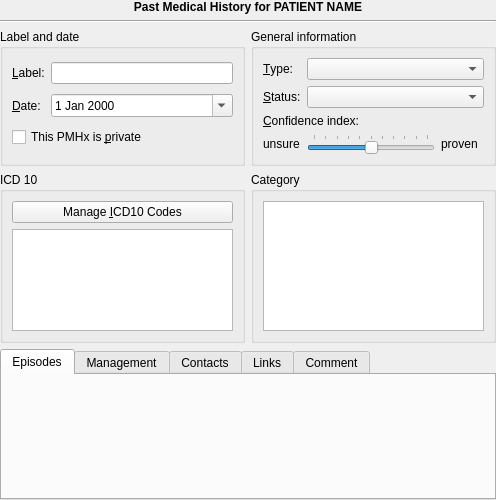
This is plugins/pmhplugin/pmhviewer.ui in FreeHealth/freehealth as Qt 5 draws it before an edit. The edited form follows.
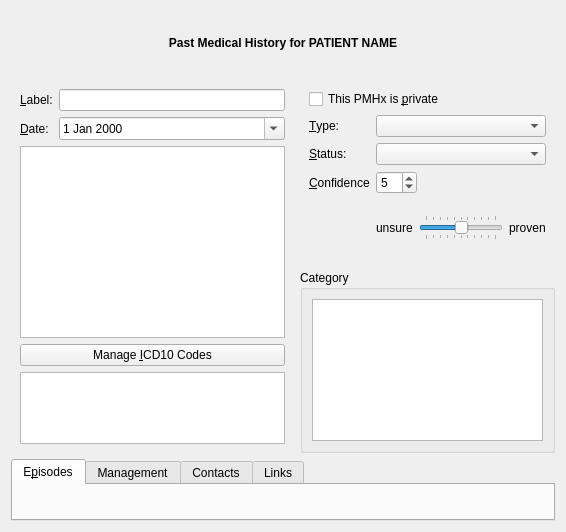
This is the edited form. Custom widgets are drawn as their Qt base class.

Patch:
```diff
--- a/plugins/pmhplugin/pmhviewer.ui
+++ b/plugins/pmhplugin/pmhviewer.ui
@@ -6,57 +6,37 @@
    <rect>
     <x>0</x>
     <y>0</y>
-    <width>496</width>
-    <height>500</height>
+    <width>566</width>
+    <height>532</height>
    </rect>
   </property>
+  <property name="sizePolicy">
+   <sizepolicy hsizetype="Preferred" vsizetype="Minimum">
+    <horstretch>0</horstretch>
+    <verstretch>0</verstretch>
+   </sizepolicy>
+  </property>
   <property name="windowTitle">
    <string>Form</string>
   </property>
-  <layout class="QGridLayout" name="gridLayout">
-   <property name="leftMargin">
-    <number>0</number>
-   </property>
-   <property name="topMargin">
-    <number>0</number>
-   </property>
-   <property name="rightMargin">
-    <number>0</number>
-   </property>
-   <property name="bottomMargin">
-    <number>0</number>
-   </property>
-   <item row="6" column="0">
-    <widget class="QGroupBox" name="simpleBox">
-     <property name="title">
-      <string>ICD 10</string>
+  <layout class="QGridLayout" name="gridLayout_3">
+   <item row="1" column="0" rowspan="2">
+    <widget class="QFrame" name="frame_3">
+     <property name="sizePolicy">
+      <sizepolicy hsizetype="Expanding" vsizetype="Preferred">
+       <horstretch>1</horstretch>
+       <verstretch>0</verstretch>
+      </sizepolicy>
      </property>
-     <layout class="QGridLayout" name="gridLayout_7">
-      <item row="1" column="0" colspan="2">
-       <widget class="QListView" name="icdCodes">
-        <property name="editTriggers">
-         <set>QAbstractItemView::NoEditTriggers</set>
-        </property>
-       </widget>
-      </item>
-      <item row="0" column="0" colspan="2">
-       <widget class="QPushButton" name="simple_icd10">
-        <property name="text">
-         <string>Manage &amp;ICD10 Codes</string>
-        </property>
-       </widget>
-      </item>
-     </layout>
-    </widget>
-   </item>
-   <item row="2" column="0">
-    <widget class="QGroupBox" name="groupBox_3">
-     <property name="title">
-      <string>Label and date</string>
-     </property>
-     <layout class="QGridLayout" name="gridLayout_6">
+     <layout class="QGridLayout" name="gridLayout">
       <item row="0" column="0">
        <widget class="QLabel" name="label_2">
+        <property name="sizePolicy">
+         <sizepolicy hsizetype="Minimum" vsizetype="Preferred">
+          <horstretch>0</horstretch>
+          <verstretch>0</verstretch>
+         </sizepolicy>
+        </property>
         <property name="text">
          <string>&amp;Label:</string>
         </property>
@@ -66,10 +46,23 @@
        </widget>
       </item>
       <item row="0" column="1">
-       <widget class="QLineEdit" name="personalLabel"/>
+       <widget class="QLineEdit" name="personalLabel">
+        <property name="sizePolicy">
+         <sizepolicy hsizetype="Expanding" vsizetype="Fixed">
+          <horstretch>0</horstretch>
+          <verstretch>0</verstretch>
+         </sizepolicy>
+        </property>
+       </widget>
       </item>
       <item row="1" column="0">
        <widget class="QLabel" name="label_7">
+        <property name="sizePolicy">
+         <sizepolicy hsizetype="Minimum" vsizetype="Preferred">
+          <horstretch>0</horstretch>
+          <verstretch>0</verstretch>
+         </sizepolicy>
+        </property>
         <property name="text">
          <string>&amp;Date:</string>
         </property>
@@ -80,15 +73,56 @@
       </item>
       <item row="1" column="1">
        <widget class="QDateEdit" name="simple_date">
+        <property name="sizePolicy">
+         <sizepolicy hsizetype="Expanding" vsizetype="Fixed">
+          <horstretch>0</horstretch>
+          <verstretch>0</verstretch>
+         </sizepolicy>
+        </property>
         <property name="calendarPopup">
          <bool>true</bool>
         </property>
        </widget>
       </item>
       <item row="2" column="0" colspan="2">
-       <widget class="QCheckBox" name="makePrivateBox">
+       <widget class="Editor::TextEditor" name="comment">
+        <property name="sizePolicy">
+         <sizepolicy hsizetype="Expanding" vsizetype="Maximum">
+          <horstretch>0</horstretch>
+          <verstretch>0</verstretch>
+         </sizepolicy>
+        </property>
+       </widget>
+      </item>
+      <item row="3" column="0" colspan="2">
+       <widget class="QPushButton" name="simple_icd10">
+        <property name="sizePolicy">
+         <sizepolicy hsizetype="Expanding" vsizetype="Fixed">
+          <horstretch>0</horstretch>
+          <verstretch>0</verstretch>
+         </sizepolicy>
+        </property>
         <property name="text">
-         <string>This PMHx is &amp;private</string>
+         <string>Manage &amp;ICD10 Codes</string>
+        </property>
+       </widget>
+      </item>
+      <item row="4" column="0" colspan="2">
+       <widget class="QListView" name="icdCodes">
+        <property name="sizePolicy">
+         <sizepolicy hsizetype="Expanding" vsizetype="Minimum">
+          <horstretch>0</horstretch>
+          <verstretch>0</verstretch>
+         </sizepolicy>
+        </property>
+        <property name="sizeAdjustPolicy">
+         <enum>QAbstractScrollArea::AdjustToContents</enum>
+        </property>
+        <property name="editTriggers">
+         <set>QAbstractItemView::NoEditTriggers</set>
+        </property>
+        <property name="resizeMode">
+         <enum>QListView::Adjust</enum>
         </property>
        </widget>
       </item>
@@ -96,117 +130,82 @@
     </widget>
    </item>
    <item row="2" column="1">
-    <widget class="QGroupBox" name="groupBox_2">
-     <property name="title">
-      <string>General information</string>
-     </property>
-     <layout class="QGridLayout" name="gridLayout_2">
-      <item row="5" column="0">
-       <widget class="QLabel" name="label_4">
-        <property name="text">
-         <string>&amp;Status:</string>
-        </property>
-        <property name="buddy">
-         <cstring>statusCombo</cstring>
-        </property>
-       </widget>
-      </item>
-      <item row="4" column="0">
-       <widget class="QLabel" name="label_3">
-        <property name="text">
-         <string>&amp;Type:</string>
-        </property>
-        <property name="buddy">
-         <cstring>typeCombo</cstring>
-        </property>
-       </widget>
-      </item>
-      <item row="5" column="1" colspan="3">
-       <widget class="QComboBox" name="statusCombo"/>
-      </item>
-      <item row="4" column="1" colspan="3">
-       <widget class="QComboBox" name="typeCombo"/>
-      </item>
-      <item row="7" column="0">
-       <widget class="QLabel" name="label">
-        <property name="text">
-         <string>unsure</string>
-        </property>
-        <property name="wordWrap">
-         <bool>true</bool>
-        </property>
-       </widget>
-      </item>
-      <item row="7" column="1">
-       <widget class="QSlider" name="confIndexSlider">
-        <property name="maximum">
-         <number>10</number>
-        </property>
-        <property name="pageStep">
-         <number>2</number>
-        </property>
-        <property name="value">
-         <number>5</number>
-        </property>
-        <property name="orientation">
-         <enum>Qt::Horizontal</enum>
-        </property>
-        <property name="tickPosition">
-         <enum>QSlider::TicksAbove</enum>
-        </property>
-       </widget>
-      </item>
-      <item row="7" column="2">
-       <widget class="QLabel" name="label_6">
-        <property name="text">
-         <string>proven</string>
-        </property>
-       </widget>
-      </item>
-      <item row="6" column="0" colspan="3">
-       <widget class="QLabel" name="label_5">
-        <property name="text">
-         <string>&amp;Confidence index:</string>
-        </property>
-        <property name="buddy">
-         <cstring>confIndexSlider</cstring>
-        </property>
-       </widget>
-      </item>
-     </layout>
-    </widget>
-   </item>
-   <item row="6" column="1">
     <widget class="QGroupBox" name="groupBox">
+     <property name="sizePolicy">
+      <sizepolicy hsizetype="Minimum" vsizetype="Minimum">
+       <horstretch>0</horstretch>
+       <verstretch>0</verstretch>
+      </sizepolicy>
+     </property>
      <property name="title">
       <string>Category</string>
      </property>
-     <layout class="QGridLayout" name="gridLayout_3">
-      <item row="0" column="1">
+     <layout class="QVBoxLayout" name="verticalLayout">
+      <item>
        <widget class="QTreeView" name="categoryTreeView">
+        <property name="sizePolicy">
+         <sizepolicy hsizetype="Minimum" vsizetype="Minimum">
+          <horstretch>0</horstretch>
+          <verstretch>0</verstretch>
+         </sizepolicy>
+        </property>
+        <property name="sizeAdjustPolicy">
+         <enum>QAbstractScrollArea::AdjustToContents</enum>
+        </property>
         <property name="editTriggers">
          <set>QAbstractItemView::NoEditTriggers</set>
         </property>
         <attribute name="headerVisible">
          <bool>false</bool>
         </attribute>
+        <attribute name="headerDefaultSectionSize">
+         <number>0</number>
+        </attribute>
+        <attribute name="headerMinimumSectionSize">
+         <number>0</number>
+        </attribute>
+        <attribute name="headerStretchLastSection">
+         <bool>true</bool>
+        </attribute>
        </widget>
       </item>
      </layout>
     </widget>
    </item>
-   <item row="10" column="0" colspan="2">
+   <item row="3" column="0" colspan="2">
     <widget class="QTabWidget" name="tabWidget">
+     <property name="enabled">
+      <bool>true</bool>
+     </property>
+     <property name="sizePolicy">
+      <sizepolicy hsizetype="Expanding" vsizetype="Minimum">
+       <horstretch>0</horstretch>
+       <verstretch>0</verstretch>
+      </sizepolicy>
+     </property>
      <property name="currentIndex">
       <number>0</number>
      </property>
      <widget class="QWidget" name="episodesTab">
+      <property name="sizePolicy">
+       <sizepolicy hsizetype="Preferred" vsizetype="MinimumExpanding">
+        <horstretch>0</horstretch>
+        <verstretch>0</verstretch>
+       </sizepolicy>
+      </property>
       <attribute name="title">
-       <string>Episodes</string>
+       <string>E&amp;pisodes</string>
       </attribute>
       <layout class="QGridLayout" name="gridLayout_5">
        <item row="0" column="0">
-        <widget class="PMH::PmhEpisodeViewer" name="episodeViewer" native="true"/>
+        <widget class="PMH::PmhEpisodeViewer" name="episodeViewer" native="true">
+         <property name="sizePolicy">
+          <sizepolicy hsizetype="Preferred" vsizetype="Minimum">
+           <horstretch>0</horstretch>
+           <verstretch>0</verstretch>
+          </sizepolicy>
+         </property>
+        </widget>
        </item>
       </layout>
      </widget>
@@ -225,16 +224,6 @@
        <string>Links</string>
       </attribute>
      </widget>
-     <widget class="QWidget" name="tabComment">
-      <attribute name="title">
-       <string>Comment</string>
-      </attribute>
-      <layout class="QGridLayout" name="gridLayout_4">
-       <item row="0" column="0">
-        <widget class="Editor::TextEditor" name="comment"/>
-       </item>
-      </layout>
-     </widget>
     </widget>
    </item>
    <item row="0" column="0" colspan="2">
@@ -253,11 +242,188 @@
      </property>
     </widget>
    </item>
-   <item row="1" column="0" colspan="2">
-    <widget class="Line" name="line">
-     <property name="orientation">
-      <enum>Qt::Horizontal</enum>
+   <item row="1" column="1">
+    <widget class="QFrame" name="frame_2">
+     <property name="sizePolicy">
+      <sizepolicy hsizetype="Minimum" vsizetype="Preferred">
+       <horstretch>0</horstretch>
+       <verstretch>0</verstretch>
+      </sizepolicy>
      </property>
+     <property name="lineWidth">
+      <number>0</number>
+     </property>
+     <layout class="QGridLayout" name="gridLayout_2">
+      <item row="0" column="0" colspan="2">
+       <widget class="QCheckBox" name="makePrivateBox">
+        <property name="text">
+         <string>This PMHx is &amp;private</string>
+        </property>
+       </widget>
+      </item>
+      <item row="1" column="0">
+       <widget class="QLabel" name="label_3">
+        <property name="sizePolicy">
+         <sizepolicy hsizetype="Minimum" vsizetype="Preferred">
+          <horstretch>0</horstretch>
+          <verstretch>0</verstretch>
+         </sizepolicy>
+        </property>
+        <property name="text">
+         <string>&amp;Type:</string>
+        </property>
+        <property name="buddy">
+         <cstring>typeCombo</cstring>
+        </property>
+       </widget>
+      </item>
+      <item row="1" column="1">
+       <widget class="QComboBox" name="typeCombo">
+        <property name="sizePolicy">
+         <sizepolicy hsizetype="Minimum" vsizetype="Fixed">
+          <horstretch>0</horstretch>
+          <verstretch>0</verstretch>
+         </sizepolicy>
+        </property>
+       </widget>
+      </item>
+      <item row="2" column="0">
+       <widget class="QLabel" name="label_4">
+        <property name="sizePolicy">
+         <sizepolicy hsizetype="Minimum" vsizetype="Preferred">
+          <horstretch>0</horstretch>
+          <verstretch>0</verstretch>
+         </sizepolicy>
+        </property>
+        <property name="text">
+         <string>&amp;Status:</string>
+        </property>
+        <property name="buddy">
+         <cstring>statusCombo</cstring>
+        </property>
+       </widget>
+      </item>
+      <item row="2" column="1">
+       <widget class="QComboBox" name="statusCombo">
+        <property name="sizePolicy">
+         <sizepolicy hsizetype="Minimum" vsizetype="Fixed">
+          <horstretch>0</horstretch>
+          <verstretch>0</verstretch>
+         </sizepolicy>
+        </property>
+       </widget>
+      </item>
+      <item row="3" column="0">
+       <widget class="QLabel" name="label_5">
+        <property name="sizePolicy">
+         <sizepolicy hsizetype="Minimum" vsizetype="Preferred">
+          <horstretch>0</horstretch>
+          <verstretch>0</verstretch>
+         </sizepolicy>
+        </property>
+        <property name="text">
+         <string>&amp;Confidence</string>
+        </property>
+        <property name="buddy">
+         <cstring>label_5</cstring>
+        </property>
+       </widget>
+      </item>
+      <item row="3" column="1">
+       <layout class="QHBoxLayout" name="horizontalLayout_2">
+        <item>
+         <widget class="QSpinBox" name="spinBox">
+          <property name="maximum">
+           <number>10</number>
+          </property>
+          <property name="value">
+           <number>5</number>
+          </property>
+         </widget>
+        </item>
+        <item>
+         <spacer name="horizontalSpacer_2">
+          <property name="orientation">
+           <enum>Qt::Horizontal</enum>
+          </property>
+          <property name="sizeHint" stdset="0">
+           <size>
+            <width>40</width>
+            <height>20</height>
+           </size>
+          </property>
+         </spacer>
+        </item>
+       </layout>
+      </item>
+      <item row="4" column="1">
+       <layout class="QHBoxLayout" name="horizontalLayout">
+        <item>
+         <widget class="QLabel" name="label">
+          <property name="sizePolicy">
+           <sizepolicy hsizetype="Minimum" vsizetype="Preferred">
+            <horstretch>0</horstretch>
+            <verstretch>0</verstretch>
+           </sizepolicy>
+          </property>
+          <property name="text">
+           <string>unsure</string>
+          </property>
+          <property name="wordWrap">
+           <bool>true</bool>
+          </property>
+         </widget>
+        </item>
+        <item>
+         <widget class="QSlider" name="confIndexSlider">
+          <property name="sizePolicy">
+           <sizepolicy hsizetype="Expanding" vsizetype="Fixed">
+            <horstretch>0</horstretch>
+            <verstretch>0</verstretch>
+           </sizepolicy>
+          </property>
+          <property name="inputMethodHints">
+           <set>Qt::ImhNone</set>
+          </property>
+          <property name="maximum">
+           <number>10</number>
+          </property>
+          <property name="pageStep">
+           <number>2</number>
+          </property>
+          <property name="value">
+           <number>5</number>
+          </property>
+          <property name="orientation">
+           <enum>Qt::Horizontal</enum>
+          </property>
+          <property name="invertedAppearance">
+           <bool>false</bool>
+          </property>
+          <property name="invertedControls">
+           <bool>false</bool>
+          </property>
+          <property name="tickPosition">
+           <enum>QSlider::TicksBothSides</enum>
+          </property>
+         </widget>
+        </item>
+        <item>
+         <widget class="QLabel" name="label_6">
+          <property name="sizePolicy">
+           <sizepolicy hsizetype="Minimum" vsizetype="Preferred">
+            <horstretch>0</horstretch>
+            <verstretch>0</verstretch>
+           </sizepolicy>
+          </property>
+          <property name="text">
+           <string>proven</string>
+          </property>
+         </widget>
+        </item>
+       </layout>
+      </item>
+     </layout>
     </widget>
    </item>
   </layout>
```
Left out of the diff: 49 changed lines with no effect on the pictures.
